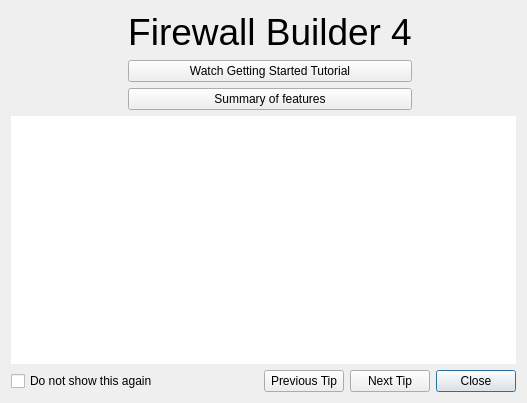
Qt form src/gui/starttipdialog_q.ui (fwbuilder/fwbuilder) before a commit.
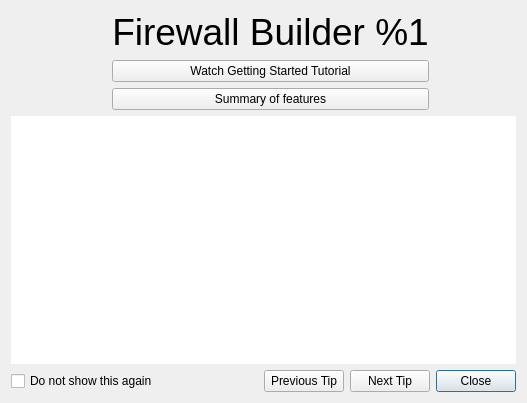
The same form after that commit. Icons and pictures are not drawn.

Commit message: fixed #1603 Welcome dialog should show full version of the program

Diff of the .ui file:
```diff
--- a/src/gui/starttipdialog_q.ui
+++ b/src/gui/starttipdialog_q.ui
@@ -41,8 +41,8 @@
         <string>&lt;!DOCTYPE HTML PUBLIC &quot;-//W3C//DTD HTML 4.0//EN&quot; &quot;http://www.w3.org/TR/REC-html40/strict.dtd&quot;&gt;
 &lt;html&gt;&lt;head&gt;&lt;meta name=&quot;qrichtext&quot; content=&quot;1&quot; /&gt;&lt;style type=&quot;text/css&quot;&gt;
 p, li { white-space: pre-wrap; }
-&lt;/style&gt;&lt;/head&gt;&lt;body style=&quot; font-family:'Lucida Grande'; font-size:13pt; font-weight:400; font-style:normal;&quot;&gt;
-&lt;p style=&quot; margin-top:0px; margin-bottom:0px; margin-left:0px; margin-right:0px; -qt-block-indent:0; text-indent:0px;&quot;&gt;&lt;span style=&quot; font-size:28pt;&quot;&gt;Firewall Builder 4&lt;/span&gt;&lt;/p&gt;&lt;/body&gt;&lt;/html&gt;</string>
+&lt;/style&gt;&lt;/head&gt;&lt;body style=&quot; font-family:'Sans Serif'; font-size:9pt; font-weight:400; font-style:normal;&quot;&gt;
+&lt;p style=&quot; margin-top:0px; margin-bottom:0px; margin-left:0px; margin-right:0px; -qt-block-indent:0; text-indent:0px;&quot;&gt;&lt;span style=&quot; font-family:'Lucida Grande'; font-size:28pt;&quot;&gt;Firewall Builder %1&lt;/span&gt;&lt;/p&gt;&lt;/body&gt;&lt;/html&gt;</string>
        </property>
        <property name="alignment">
         <set>Qt::AlignCenter</set>
```
Left out of the diff: 2 changed lines with no effect on the pictures. The commit also changes 3 other files.
